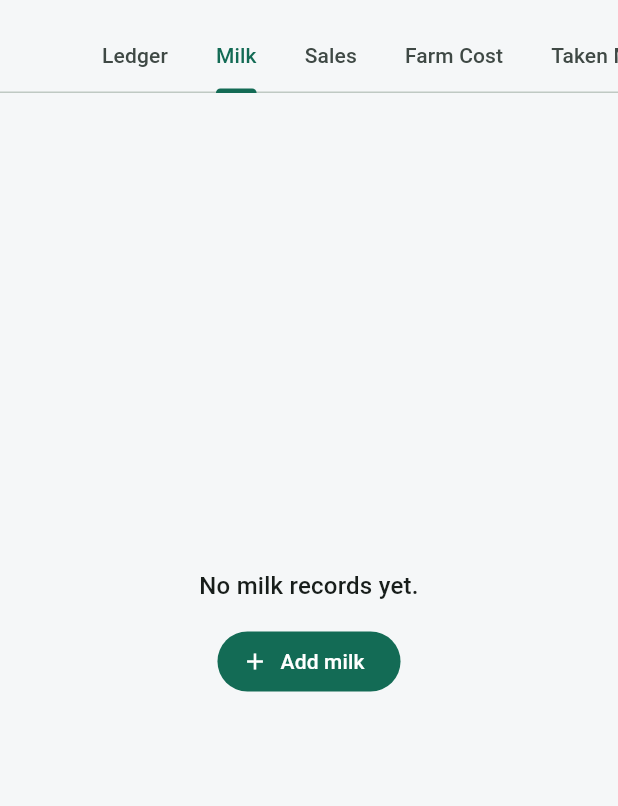
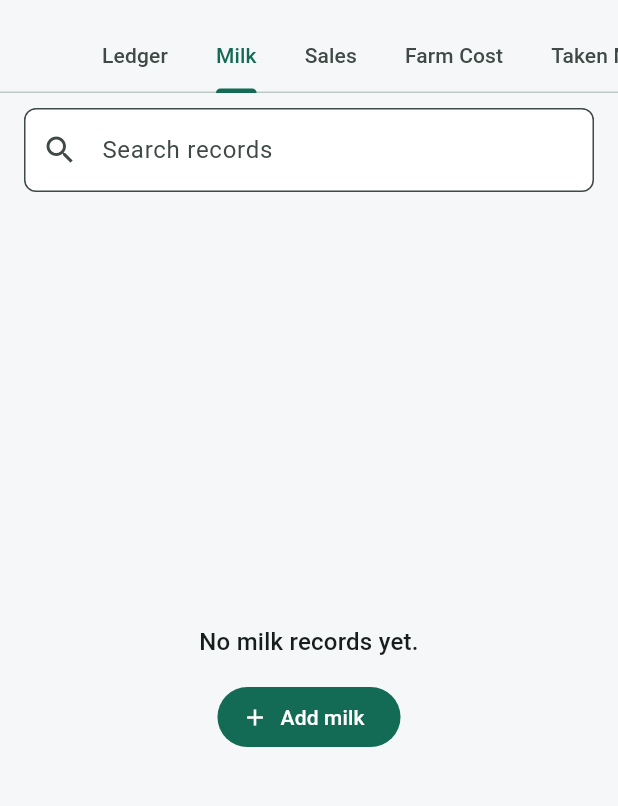
Before and after one commit to miad979/Farm-operation-and-transection-management, a Flutter app: the HistoryScreen screen opened directly, tab 2 chosen, on a phone screen of 412 x 824 dp, the part 63-869 px from its top. Run offline on Flutter 3.47's test engine with Material 3 defaults, Android fonts, the light colour scheme and no system bars; our stand-ins replace fl_chart, shared_preferences; accounts and stored records are empty.

Commit message:
Improve mobile smoothness and record search

```diff
--- a/frontend/lib/screens/history_screen.dart
+++ b/frontend/lib/screens/history_screen.dart
@@ -13,10 +13,18 @@ class HistoryScreen extends StatefulWidget {
 }
 
 class _HistoryScreenState extends State<HistoryScreen> {
+  final _searchController = TextEditingController();
+
   @override
   void initState() {
     super.initState();
     WidgetsBinding.instance.addPostFrameCallback((_) => _refresh());
+  }
+
+  @override
+  void dispose() {
+    _searchController.dispose();
+    super.dispose();
   }
 
   Future<void> _refresh() async {
@@ -30,6 +38,13 @@ class _HistoryScreenState extends State<HistoryScreen> {
   Widget build(BuildContext context) {
     final farm = context.watch<FarmProvider>();
     final lang = context.watch<LanguageProvider>();
+    final query = _searchController.text.trim().toLowerCase();
+    final milkRecords = _filteredRecords(farm.milkRecords, query);
+    final sales = _filteredRecords(farm.sales, query);
+    final expenses = _filteredRecords(farm.expenses, query);
+    final withdrawals = _filteredRecords(farm.withdrawals, query);
+    final capital = _filteredRecords(farm.capitalContributions, query);
+    final inventory = _filteredRecords(farm.inventory, query);
 
     return DefaultTabController(
       length: 7,
@@ -61,11 +76,22 @@ class _HistoryScreenState extends State<HistoryScreen> {
             ],
           ),
         ),
-        body: TabBarView(
+        body: Column(
+          children: [
+            _HistorySearchBar(
+              controller: _searchController,
+              onChanged: (_) => setState(() {}),
+              onClear: () {
+                _searchController.clear();
+                setState(() {});
+              },
+            ),
+            Expanded(
+              child: TabBarView(
                 children: [
                   _LedgerTab(farm: farm),
                   _RecordList(
-              records: farm.milkRecords,
+                    records: milkRecords,
                     emptyText: lang.text(
                       'No milk records yet.',
                       'এখনও দুধের রেকর্ড নেই।',
@@ -74,7 +100,8 @@ class _HistoryScreenState extends State<HistoryScreen> {
                     onAdd: () => _showMilkSheet(context),
                     builder: (record) => _RecordTile(
                       icon: Icons.water_drop_outlined,
-                title: '${record['animal_name'] ?? lang.text('Animal', 'পশু')}',
+                      title:
+                          '${record['animal_name'] ?? lang.text('Animal', 'পশু')}',
                       subtitle:
                           '${record['production_date'] ?? ''} • ${record['quality_grade'] ?? ''}',
                       trailing: '${record['total_milk'] ?? 0} L',
@@ -90,7 +117,7 @@ class _HistoryScreenState extends State<HistoryScreen> {
                     ),
                   ),
                   _RecordList(
-              records: farm.sales,
+                    records: sales,
                     emptyText: lang.text('No sales yet.', 'এখনও বিক্রি নেই।'),
                     actionLabel: lang.text('Add sale', 'বিক্রি যোগ করুন'),
                     onAdd: () => _showSaleSheet(context),
@@ -107,16 +134,20 @@ class _HistoryScreenState extends State<HistoryScreen> {
                     ),
                   ),
                   _RecordList(
-              records: farm.expenses,
+                    records: expenses,
                     emptyText: lang.text(
                       'No farm costs yet.',
                       'এখনও ব্যবসার খরচ নেই।',
                     ),
-              actionLabel: lang.text('Add farm cost', 'খামার খরচ যোগ করুন'),
+                    actionLabel: lang.text(
+                      'Add farm cost',
+                      'খামার খরচ যোগ করুন',
+                    ),
                     onAdd: () => _showExpenseSheet(context),
                     builder: (record) => _RecordTile(
                       icon: Icons.receipt_long_outlined,
-                title: '${record['category'] ?? lang.text('Expense', 'খরচ')}',
+                      title:
+                          '${record['category'] ?? lang.text('Expense', 'খরচ')}',
                       subtitle:
                           '${record['expense_date'] ?? ''} • ${record['description'] ?? ''}',
                       trailing: _money(record['amount']),
@@ -124,7 +155,7 @@ class _HistoryScreenState extends State<HistoryScreen> {
                     ),
                   ),
                   _RecordList(
-              records: farm.withdrawals,
+                    records: withdrawals,
                     emptyText: lang.text(
                       'No money taken from farm yet.',
                       'এখনও খামার থেকে পকেটে টাকার রেকর্ড নেই।',
@@ -133,15 +164,17 @@ class _HistoryScreenState extends State<HistoryScreen> {
                     onAdd: () => _showTakenMoneySheet(context),
                     builder: (record) => _RecordTile(
                       icon: Icons.home_work_outlined,
-                title: '${record['reason'] ?? lang.text('Pocket', 'পকেট')}',
+                      title:
+                          '${record['reason'] ?? lang.text('Pocket', 'পকেট')}',
                       subtitle:
                           '${record['withdrawal_date'] ?? ''} • ${record['description'] ?? ''}',
                       trailing: _money(record['amount']),
-                onEdit: () => _showTakenMoneySheet(context, record: record),
+                      onEdit: () =>
+                          _showTakenMoneySheet(context, record: record),
                     ),
                   ),
                   _RecordList(
-              records: farm.capitalContributions,
+                    records: capital,
                     emptyText: lang.text(
                       'No investment records yet.',
                       'এখনও মূলধনের রেকর্ড নেই।',
@@ -155,11 +188,12 @@ class _HistoryScreenState extends State<HistoryScreen> {
                       subtitle:
                           '${record['contribution_date'] ?? ''} • ${record['description'] ?? ''}',
                       trailing: _money(record['amount']),
-                onEdit: () => _showInvestmentSheet(context, record: record),
+                      onEdit: () =>
+                          _showInvestmentSheet(context, record: record),
                     ),
                   ),
                   _RecordList(
-              records: farm.inventory,
+                    records: inventory,
                     emptyText: lang.text(
                       'No stock records yet.',
                       'এখনও স্টক রেকর্ড নেই।',
@@ -168,7 +202,8 @@ class _HistoryScreenState extends State<HistoryScreen> {
                     onAdd: () => _showStockSheet(context),
                     builder: (record) => _RecordTile(
                       icon: Icons.inventory_2_outlined,
-                title: '${record['item_name'] ?? lang.text('Item', 'আইটেম')}',
+                      title:
+                          '${record['item_name'] ?? lang.text('Item', 'আইটেম')}',
                       subtitle:
                           '${record['item_type'] ?? ''} • ${record['quantity'] ?? 0} ${record['unit'] ?? ''} • Daily ${record['daily_usage_quantity'] ?? 0}',
                       trailing: 'Warn ${record['reorder_level'] ?? 0}',
@@ -190,12 +225,57 @@ class _HistoryScreenState extends State<HistoryScreen> {
                             record: record,
                             stockIn: false,
                           ),
-                    icon: const Icon(Icons.indeterminate_check_box_outlined),
-                  ),
-                ],
-              ),
-            ),
-          ],
+                          icon: const Icon(
+                            Icons.indeterminate_check_box_outlined,
+                          ),
+                        ),
+                      ],
+                    ),
+                  ),
+                ],
+              ),
+            ),
+          ],
+        ),
+      ),
+    );
+  }
+}
+
+class _HistorySearchBar extends StatelessWidget {
+  const _HistorySearchBar({
+    required this.controller,
+    required this.onChanged,
+    required this.onClear,
+  });
+
+  final TextEditingController controller;
+  final ValueChanged<String> onChanged;
+  final VoidCallback onClear;
+
+  @override
+  Widget build(BuildContext context) {
+    final hasQuery = controller.text.trim().isNotEmpty;
+    return Material(
+      color: Theme.of(context).scaffoldBackgroundColor,
+      child: Padding(
+        padding: const EdgeInsets.fromLTRB(16, 10, 16, 8),
+        child: TextField(
+          controller: controller,
+          onChanged: onChanged,
+          textInputAction: TextInputAction.search,
+          decoration: InputDecoration(
+            labelText: 'Search records',
+            hintText: 'Name, date, amount, note',
+            prefixIcon: const Icon(Icons.search),
+            suffixIcon: hasQuery
+                ? IconButton(
+                    tooltip: 'Clear search',
+                    onPressed: onClear,
+                    icon: const Icon(Icons.close),
+                  )
+                : null,
+          ),
         ),
       ),
     );
@@ -1650,6 +1730,14 @@ int? _recordId(Map<String, dynamic>? record) {
   final value = record?['id'];
   if (value is int) return value;
   return int.tryParse('$value');
+}
+
+List<dynamic> _filteredRecords(List<dynamic> records, String query) {
+  if (query.isEmpty) return records;
+  return records.where((record) {
+    if (record is! Map<String, dynamic>) return false;
+    return record.values.any((value) => '$value'.toLowerCase().contains(query));
+  }).toList();
 }
 
 _LedgerSummary _summaryForDay(FarmProvider farm, DateTime day) {
```
Also changed, not shown: frontend/lib/screens/animals_screen.dart (+43 -23 lines), frontend/lib/screens/dashboard_screen.dart (+57 -0 lines). Lines whose indentation alone changed are shown as unchanged.
